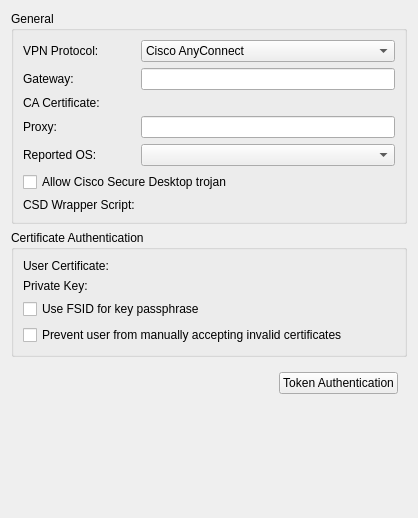
This is vpn/openconnect/openconnectprop.ui in KDE/plasma-nm as Qt 5 draws it before an edit. The edited form follows.
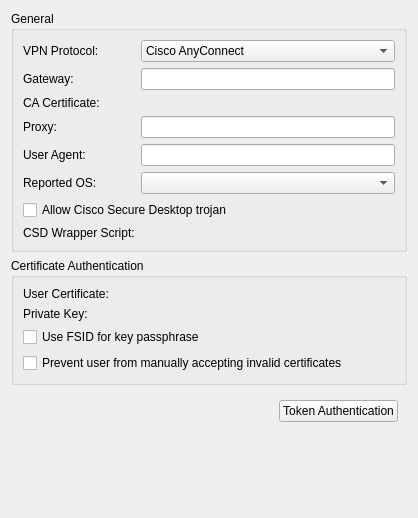
This is the edited form. Custom widgets are drawn as their Qt base class.

The edit to the form file:
```diff
--- a/vpn/openconnect/openconnectprop.ui
+++ b/vpn/openconnect/openconnectprop.ui
@@ -75,9 +75,22 @@
       <item row="3" column="1">
        <widget class="QLineEdit" name="leProxy"/>
       </item>
-      <item row="6" column="0">
+      <item row="4" column="0">
        <widget class="QLabel" name="label_3">
         <property name="text">
+         <string>User Agent:</string>
+        </property>
+        <property name="buddy">
+         <cstring>leUserAgent</cstring>
+        </property>
+       </widget>
+      </item>
+      <item row="4" column="1">
+       <widget class="QLineEdit" name="leUserAgent"/>
+      </item>
+      <item row="7" column="0">
+       <widget class="QLabel" name="label_4">
+        <property name="text">
          <string>CSD Wrapper Script:</string>
         </property>
         <property name="buddy">
@@ -85,7 +98,7 @@
         </property>
        </widget>
       </item>
-      <item row="5" column="0" colspan="2">
+      <item row="6" column="0" colspan="2">
        <widget class="QCheckBox" name="chkAllowTrojan">
         <property name="text">
          <string>Allow Cisco Secure Desktop trojan</string>
@@ -135,14 +148,14 @@
         </item>
        </widget>
       </item>
-      <item row="4" column="0">
-       <widget class="QLabel" name="label_8">
+      <item row="5" column="0">
+       <widget class="QLabel" name="label_9">
         <property name="text">
          <string>Reported OS:</string>
         </property>
        </widget>
       </item>
-      <item row="4" column="1">
+      <item row="5" column="1">
        <widget class="QComboBox" name="cmbReportedOs">
         <property name="sizePolicy">
          <sizepolicy hsizetype="MinimumExpanding" vsizetype="MinimumExpanding">
```
Left out of the diff: 2 changed lines with no effect on the pictures.
